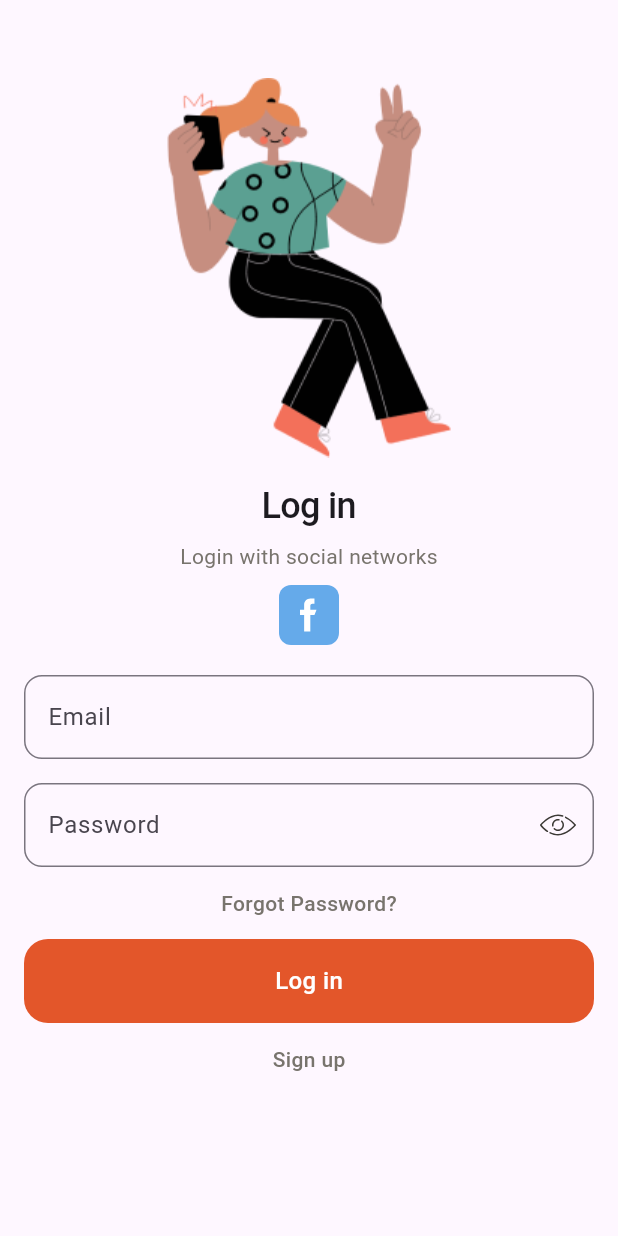
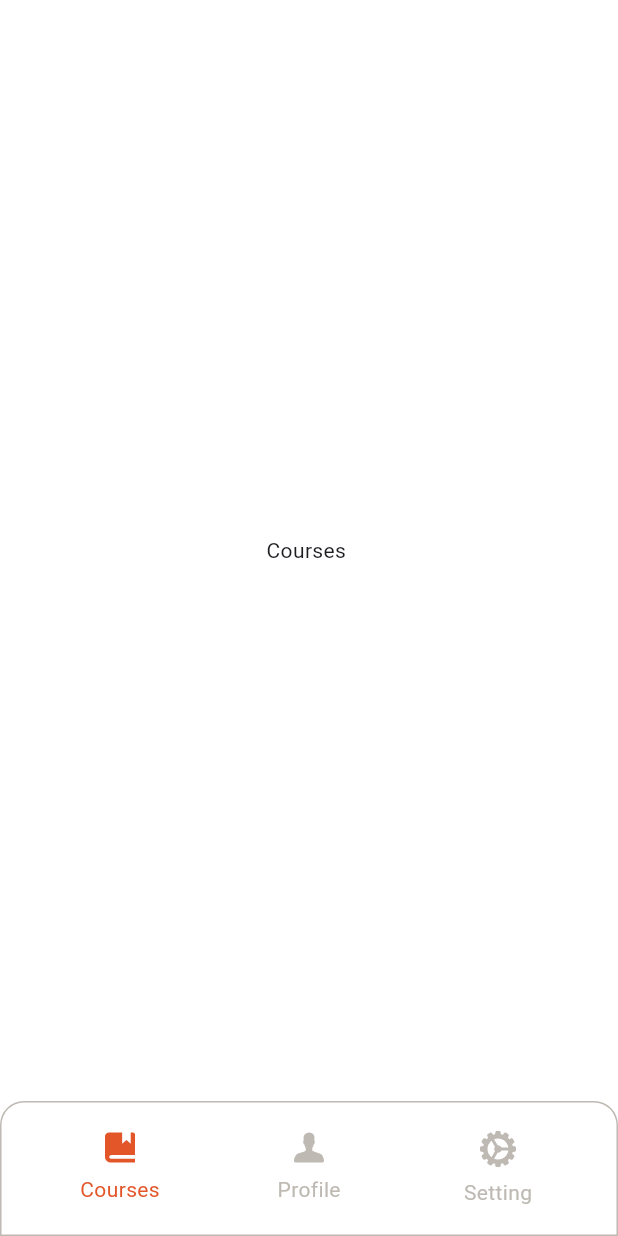
Before and after one commit to DjordjeCvijic/LanacoFlutterKurs, a Flutter app: the screen it shows after launch, after a tap on "Log in", on a phone screen of 412 x 824 dp. Run offline on Flutter 3.47's test engine with Material 3 defaults, Android fonts, the phone set to English and light mode, and no system bars; our stand-ins replace flutter_svg, gap; network calls fail.

Commit message:
app navigation

```diff
--- /dev/null
+++ b/ed_tech/lib/app_navigation/app_navigation_widgets/navigation_button.dart
@@ -0,0 +1,42 @@
+import 'package:ed_tech/helpers/constants.dart';
+import 'package:flutter/material.dart';
+import 'package:flutter_svg/svg.dart';
+
+class NavigationButton extends StatelessWidget {
+  final VoidCallback onTap;
+  final String icon;
+  final String text;
+  final bool isSelected;
+  const NavigationButton({
+    super.key,
+    required this.onTap,
+    required this.icon,
+    required this.text,
+    required this.isSelected,
+  });
+
+  @override
+  Widget build(BuildContext context) {
+    final textTheme = Theme.of(context).textTheme;
+    return InkWell(
+      child: Column(
+        children: [
+          SvgPicture.asset(
+            icon,
+            colorFilter: ColorFilter.mode(
+                isSelected ? CustomColors.primary : CustomColors.gray,
+                BlendMode.srcIn),
+          ),
+          Text(
+            text,
+            style: textTheme.paragraphMedium.copyWith(
+                color: isSelected ? CustomColors.primary : CustomColors.gray),
+          )
+        ],
+      ),
+      onTap: () {
+        onTap();
+      },
+    );
+  }
+}
--- /dev/null
+++ b/ed_tech/lib/app_navigation/app_navigator.dart
@@ -0,0 +1,89 @@
+import 'package:ed_tech/app_navigation/app_navigator_provider.dart';
+import 'package:ed_tech/helpers/constants.dart';
+import 'package:flutter/material.dart';
+import 'package:provider/provider.dart';
+
+import 'app_navigation_widgets/navigation_button.dart';
+
+class AppNavigator extends StatelessWidget {
+  AppNavigator({
+    Key? key,
+  }) : super(key: key);
+  static const routeName = "/app-navigator";
+
+  final Map<int, dynamic> listOfScreens = {
+    0: const Center(
+      child: Text("Courses "),
+    ),
+    1: const Center(
+      child: Text("Profile "),
+    ),
+    2: const Center(
+      child: Text("Settings "),
+    ),
+  };
+
+  @override
+  Widget build(BuildContext context) {
+    return Consumer<AppNavigatorProvider>(
+      builder: (context, appNavigatorProvider, child) => Scaffold(
+        resizeToAvoidBottomInset: false,
+        backgroundColor: Colors.white,
+        body: SafeArea(
+          child: listOfScreens.entries
+              .elementAt(appNavigatorProvider.currentScreenIndex)
+              .value,
+        ),
+        bottomNavigationBar: Container(
+          height: 90,
+          decoration: BoxDecoration(
+            border: Border.all(color: CustomColors.gray),
+            borderRadius: const BorderRadius.vertical(
+              top: Radius.circular(16),
+            ),
+          ),
+          child: BottomAppBar(
+            color: Colors.transparent,
+            elevation: 0,
+            child: Row(
+              mainAxisSize: MainAxisSize.max,
+              mainAxisAlignment: MainAxisAlignment.spaceEvenly,
+              children: [
+                Expanded(
+                  child: NavigationButton(
+                    text: "Courses",
+                    icon: CustomIcons.coursesNavigationIcon,
+                    isSelected: appNavigatorProvider.currentScreenIndex == 0,
+                    onTap: () {
+                      appNavigatorProvider.changeScreen(0);
+                    },
+                  ),
+                ),
+                Expanded(
+                  child: NavigationButton(
+                    text: "Profile",
+                    icon: CustomIcons.profileNavigationIcon,
+                    isSelected: appNavigatorProvider.currentScreenIndex == 1,
+                    onTap: () {
+                      appNavigatorProvider.changeScreen(1);
+                    },
+                  ),
+                ),
+                Expanded(
+                  child: NavigationButton(
+                    text: "Setting",
+                    icon: CustomIcons.settingNavigationIcon,
+                    isSelected: appNavigatorProvider.currentScreenIndex == 2,
+                    onTap: () {
+                      appNavigatorProvider.changeScreen(2);
+                    },
+                  ),
+                ),
+              ],
+            ),
+          ),
+        ),
+      ),
+    );
+  }
+}
--- /dev/null
+++ b/ed_tech/lib/app_navigation/app_navigator_provider.dart
@@ -0,0 +1,11 @@
+import 'package:flutter/material.dart';
+
+class AppNavigatorProvider extends ChangeNotifier {
+  int currentScreenIndex = 0;
+
+  void changeScreen(int index) {
+    currentScreenIndex = index;
+
+    notifyListeners();
+  }
+}
--- a/ed_tech/lib/helpers/constants.dart
+++ b/ed_tech/lib/helpers/constants.dart
@@ -7,6 +7,12 @@ class CustomImages {
 class CustomIcons {
   static const String facebookLogin = 'assets/icons/facebook_login.svg';
   static const String showPasswordIcon = 'assets/icons/show_password_icon.svg';
+  static const String coursesNavigationIcon =
+      'assets/icons/courses_navigation_icon.svg';
+  static const String profileNavigationIcon =
+      'assets/icons/profile_navigation_icon.svg';
+  static const String settingNavigationIcon =
+      'assets/icons/settings_navigation_icon.svg';
 }
 
 class CustomColors {
--- a/ed_tech/lib/login_screen.dart
+++ b/ed_tech/lib/login_screen.dart
@@ -1,3 +1,5 @@
+import 'package:ed_tech/app_navigation/app_navigator.dart';
+import 'package:ed_tech/app_navigation/app_navigator_provider.dart';
 import 'package:ed_tech/helpers/constants.dart';
 import 'package:ed_tech/widgets/my_button.dart';
 import 'package:ed_tech/widgets/my_text_button.dart';
@@ -7,6 +9,7 @@ import 'package:flutter/material.dart';
 import 'package:flutter_svg/flutter_svg.dart';
 
 import 'package:gap/gap.dart';
+import 'package:provider/provider.dart';
 
 class LoginScreen extends StatelessWidget {
   const LoginScreen({super.key});
@@ -59,7 +62,14 @@ class LoginScreen extends StatelessWidget {
                 MyButton(
                   buttonText: 'Log in',
                   onButtonPress: () {
-                    print("Kliknuli smo na dugme");
+                    Navigator.of(context).pushReplacement(
+                      MaterialPageRoute(
+                        builder: (context) => ChangeNotifierProvider(
+                          create: (context) => AppNavigatorProvider(),
+                          child: AppNavigator(),
+                        ),
+                      ),
+                    );
                   },
                 ),
                 const Gap(16),
```
Also changed, not shown: ed_tech/pubspec.yaml (+3 -5 lines), ed_tech/assets/icons/courses_navigation_icon.svg (added), ed_tech/assets/icons/profile_navigation_icon.svg (added), ed_tech/assets/icons/settings_navigation_icon.svg (added).
